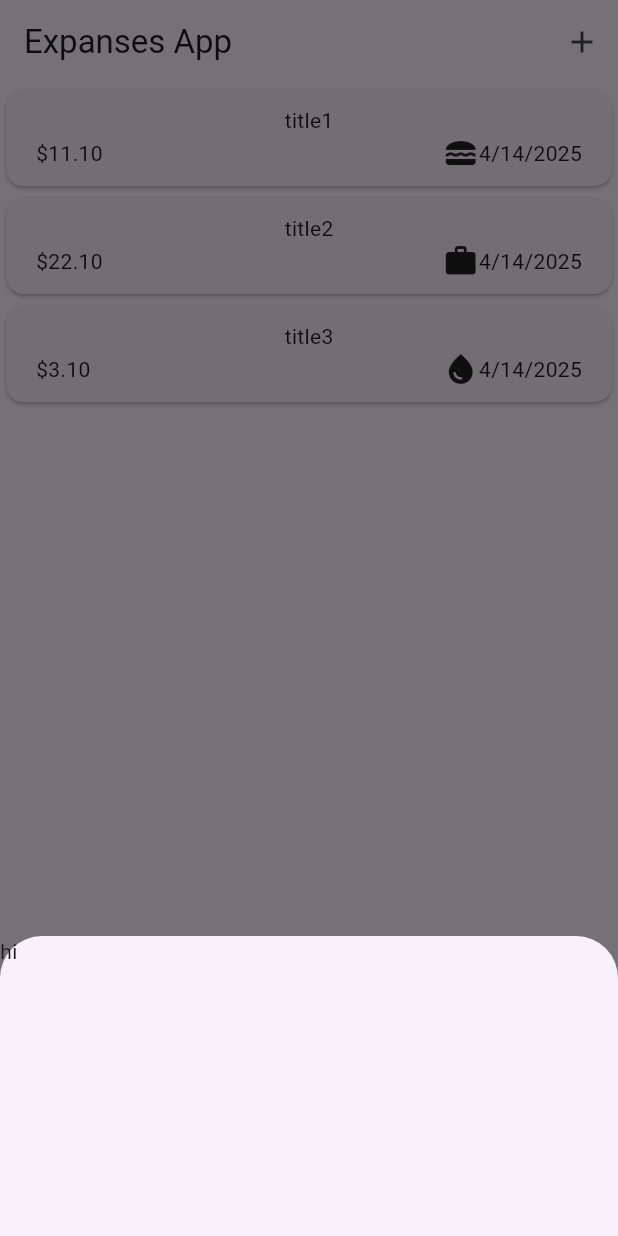
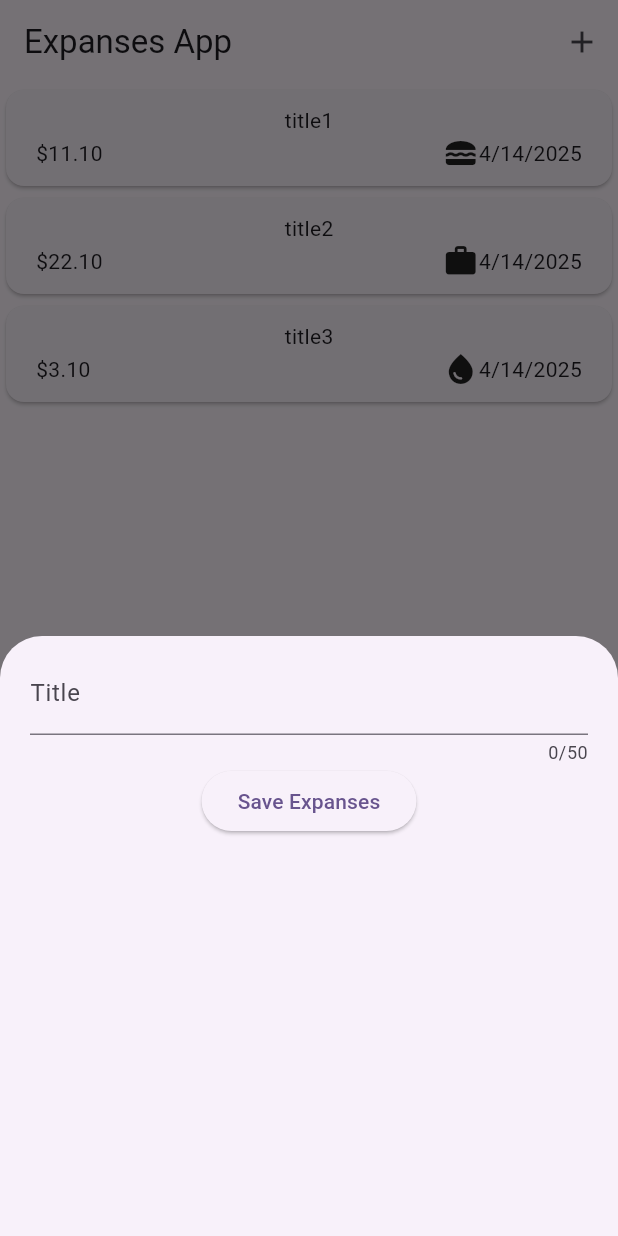
Before and after one commit to engIbrahemQruea/expenses, a Flutter app: the screen it shows after launch, after a tap on the "add" icon, on a phone screen of 412 x 824 dp. Run offline on Flutter 3.47's test engine with Material 3 defaults, Android fonts, the phone set to English and light mode, and no system bars.

Commit message:
create text fieid

```diff
--- a/lib/views/expanse_home_view.dart
+++ b/lib/views/expanse_home_view.dart
@@ -2,6 +2,7 @@ import 'package:expenses/models/expenses_model.dart';
 import 'package:flutter/material.dart';
 
 import '../widgets/expanse_list_view.dart';
+import '../widgets/expanse_text_field.dart';
 
 class ExpanseHomeView extends StatelessWidget {
   ExpanseHomeView({super.key});
@@ -42,14 +43,14 @@ class ExpanseHomeView extends StatelessWidget {
                 context: context,
                 builder: (context) {
                   return const SizedBox(
-                    height: 200,
+                    height: 400,
                     width: double.infinity,
-                    child: Text('hi'),
+                    child: ExpanseTextField(),
                   );
                 },
               );
             },
-            icon: Icon(Icons.add),
+            icon: const Icon(Icons.add),
           ),
         ],
       ),
--- /dev/null
+++ b/lib/widgets/expanse_text_field.dart
@@ -0,0 +1,43 @@
+import 'package:flutter/material.dart';
+import 'dart:developer';
+
+class ExpanseTextField extends StatefulWidget {
+  const ExpanseTextField({super.key});
+
+  @override
+  State<ExpanseTextField> createState() => _ExpanseTextFieldState();
+}
+
+class _ExpanseTextFieldState extends State<ExpanseTextField> {
+  final titleController = TextEditingController();
+
+  @override
+  void dispose() {
+    titleController.dispose();
+    super.dispose();
+  }
+
+  @override
+  Widget build(BuildContext context) {
+    return Padding(
+      padding: const EdgeInsets.symmetric(horizontal: 20, vertical: 10),
+      child: Column(
+        children: [
+          TextField(
+            controller: titleController,
+            maxLength: 50,
+            decoration: const InputDecoration(
+              label: Text('Title'),
+            ),
+          ),
+          ElevatedButton(
+            onPressed: () {
+              log(titleController.text);
+            },
+            child: const Text('Save Expanses'),
+          ),
+        ],
+      ),
+    );
+  }
+}
```
